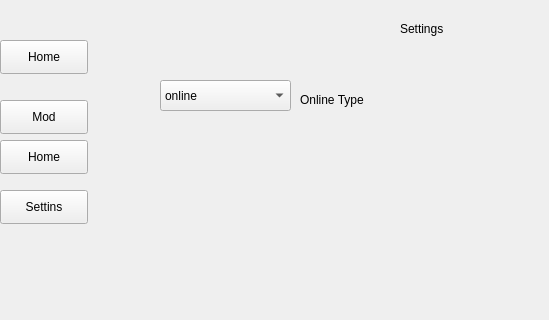
isam-ahmed0/discord-bot-beginer, file main.ui: the form before one commit; both pictures show x 0 to 549 and y 0 to 320 of the 807 by 607 pixel window.
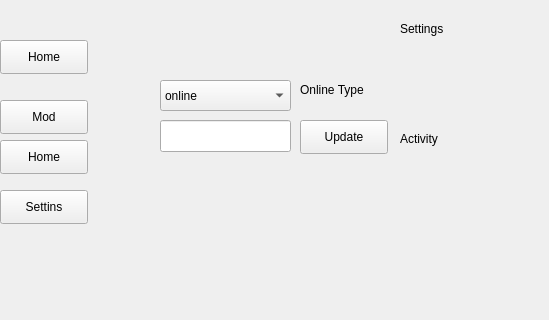
The form after the commit.

```diff
--- a/main.ui
+++ b/main.ui
@@ -200,7 +200,7 @@
       <property name="geometry">
        <rect>
         <x>210</x>
-        <y>90</y>
+        <y>80</y>
         <width>81</width>
         <height>20</height>
        </rect>
@@ -209,6 +209,42 @@
        <string>Online Type</string>
       </property>
      </widget>
+     <widget class="QLineEdit" name="activity_entry">
+      <property name="geometry">
+       <rect>
+        <x>70</x>
+        <y>120</y>
+        <width>131</width>
+        <height>32</height>
+       </rect>
+      </property>
+     </widget>
+     <widget class="QLabel" name="label_3">
+      <property name="geometry">
+       <rect>
+        <x>310</x>
+        <y>130</y>
+        <width>58</width>
+        <height>18</height>
+       </rect>
+      </property>
+      <property name="text">
+       <string>Activity</string>
+      </property>
+     </widget>
+     <widget class="QPushButton" name="up_activity">
+      <property name="geometry">
+       <rect>
+        <x>210</x>
+        <y>120</y>
+        <width>88</width>
+        <height>34</height>
+       </rect>
+      </property>
+      <property name="text">
+       <string>Update</string>
+      </property>
+     </widget>
     </widget>
    </widget>
    <widget class="QPushButton" name="btn_home">
```
Left out of the diff: 2 changed lines with no effect on the pictures.
